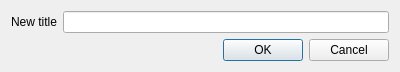
The window that src/gui/dashboard_customize_window.ui (KLZ-0/ICP-project) describes before a commit, drawn with Qt 5.
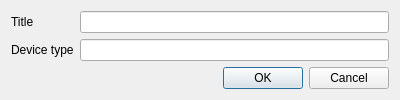
The same window after the commit.

Commit message: Refactor window + title change window to dashboard customize window

```diff
--- a/src/gui/dashboard_customize_window.ui
+++ b/src/gui/dashboard_customize_window.ui
@@ -7,7 +7,7 @@
                 <x>0</x>
                 <y>0</y>
                 <width>400</width>
-                <height>68</height>
+    <height>96</height>
             </rect>
         </property>
         <property name="windowTitle">
@@ -17,20 +17,30 @@
             <item row="0" column="0">
                 <widget class="QLabel" name="label">
                     <property name="text">
-                        <string>New title</string>
+      <string>Title</string>
+     </property>
+    </widget>
+   </item>
+   <item row="0" column="1">
+    <widget class="QLineEdit" name="titleEdit"/>
+   </item>
+   <item row="1" column="0">
+    <widget class="QLabel" name="label_2">
+     <property name="text">
+      <string>Device type</string>
                     </property>
                 </widget>
             </item>
             <item row="1" column="1">
+    <widget class="QLineEdit" name="deviceTypeEdit"/>
+   </item>
+   <item row="2" column="1">
                 <widget class="QDialogButtonBox" name="buttonBox">
                     <property name="standardButtons">
                         <set>QDialogButtonBox::Cancel|QDialogButtonBox::Ok</set>
                     </property>
                 </widget>
             </item>
-            <item row="0" column="1">
-                <widget class="QLineEdit" name="lineEdit"/>
-            </item>
         </layout>
     </widget>
     <resources/>
```
Lines whose indentation alone changed are shown as unchanged. The commit also changes 5 other files.
